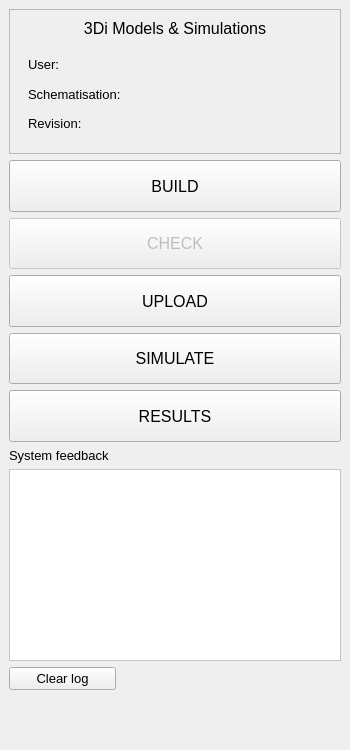
The window that threedi_api_qgis_client/ui/threedi_api_qgis_client_dockwidget_base.ui (nens/threedi-api-qgis-client) describes before a commit, drawn with Qt 5.
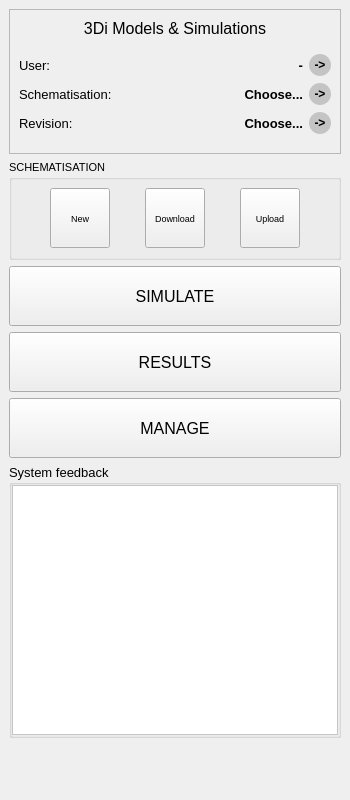
The same window after the commit. Icons and pictures are not drawn. Custom widgets are drawn as their Qt base class.

The edit to the form file:
```diff
--- a/threedi_api_qgis_client/ui/threedi_api_qgis_client_dockwidget_base.ui
+++ b/threedi_api_qgis_client/ui/threedi_api_qgis_client_dockwidget_base.ui
@@ -7,9 +7,15 @@
     <x>0</x>
     <y>0</y>
     <width>350</width>
-    <height>750</height>
+    <height>800</height>
    </rect>
   </property>
+  <property name="minimumSize">
+   <size>
+    <width>0</width>
+    <height>0</height>
+   </size>
+  </property>
   <property name="font">
    <font>
     <family>Segoe UI</family>
@@ -24,269 +30,6 @@
   </property>
   <widget class="QWidget" name="dockWidgetContents">
    <layout class="QGridLayout" name="gridLayout">
-    <item row="9" column="0">
-     <widget class="QPushButton" name="btn_clear_log">
-      <property name="enabled">
-       <bool>true</bool>
-      </property>
-      <property name="text">
-       <string>Clear log</string>
-      </property>
-     </widget>
-    </item>
-    <item row="4" column="0" colspan="3">
-     <widget class="QToolButton" name="btn_upload">
-      <property name="enabled">
-       <bool>true</bool>
-      </property>
-      <property name="sizePolicy">
-       <sizepolicy hsizetype="Expanding" vsizetype="Expanding">
-        <horstretch>0</horstretch>
-        <verstretch>0</verstretch>
-       </sizepolicy>
-      </property>
-      <property name="minimumSize">
-       <size>
-        <width>0</width>
-        <height>50</height>
-       </size>
-      </property>
-      <property name="font">
-       <font>
-        <pointsize>12</pointsize>
-       </font>
-      </property>
-      <property name="text">
-       <string>UPLOAD</string>
-      </property>
-      <property name="icon">
-       <iconset>
-        <normaloff>icons/upload.svg</normaloff>icons/upload.svg</iconset>
-      </property>
-      <property name="iconSize">
-       <size>
-        <width>80</width>
-        <height>40</height>
-       </size>
-      </property>
-      <property name="toolButtonStyle">
-       <enum>Qt::ToolButtonTextBesideIcon</enum>
-      </property>
-     </widget>
-    </item>
-    <item row="3" column="0" colspan="3">
-     <widget class="QToolButton" name="btn_check">
-      <property name="enabled">
-       <bool>false</bool>
-      </property>
-      <property name="sizePolicy">
-       <sizepolicy hsizetype="Expanding" vsizetype="Expanding">
-        <horstretch>0</horstretch>
-        <verstretch>0</verstretch>
-       </sizepolicy>
-      </property>
-      <property name="minimumSize">
-       <size>
-        <width>0</width>
-        <height>50</height>
-       </size>
-      </property>
-      <property name="font">
-       <font>
-        <pointsize>12</pointsize>
-       </font>
-      </property>
-      <property name="text">
-       <string>CHECK</string>
-      </property>
-      <property name="icon">
-       <iconset>
-        <normaloff>icons/check.svg</normaloff>icons/check.svg</iconset>
-      </property>
-      <property name="iconSize">
-       <size>
-        <width>80</width>
-        <height>40</height>
-       </size>
-      </property>
-      <property name="toolButtonStyle">
-       <enum>Qt::ToolButtonTextBesideIcon</enum>
-      </property>
-     </widget>
-    </item>
-    <item row="7" column="0">
-     <widget class="QLabel" name="label_9">
-      <property name="text">
-       <string>System feedback</string>
-      </property>
-     </widget>
-    </item>
-    <item row="6" column="0" colspan="3">
-     <widget class="QToolButton" name="btn_results">
-      <property name="enabled">
-       <bool>true</bool>
-      </property>
-      <property name="sizePolicy">
-       <sizepolicy hsizetype="Expanding" vsizetype="Expanding">
-        <horstretch>0</horstretch>
-        <verstretch>0</verstretch>
-       </sizepolicy>
-      </property>
-      <property name="minimumSize">
-       <size>
-        <width>0</width>
-        <height>50</height>
-       </size>
-      </property>
-      <property name="font">
-       <font>
-        <pointsize>12</pointsize>
-       </font>
-      </property>
-      <property name="text">
-       <string>RESULTS</string>
-      </property>
-      <property name="icon">
-       <iconset>
-        <normaloff>icons/results.svg</normaloff>icons/results.svg</iconset>
-      </property>
-      <property name="iconSize">
-       <size>
-        <width>80</width>
-        <height>40</height>
-       </size>
-      </property>
-      <property name="toolButtonStyle">
-       <enum>Qt::ToolButtonTextBesideIcon</enum>
-      </property>
-     </widget>
-    </item>
-    <item row="2" column="0" colspan="3">
-     <widget class="QToolButton" name="btn_build">
-      <property name="enabled">
-       <bool>true</bool>
-      </property>
-      <property name="sizePolicy">
-       <sizepolicy hsizetype="Expanding" vsizetype="Expanding">
-        <horstretch>0</horstretch>
-        <verstretch>0</verstretch>
-       </sizepolicy>
-      </property>
-      <property name="minimumSize">
-       <size>
-        <width>0</width>
-        <height>50</height>
-       </size>
-      </property>
-      <property name="font">
-       <font>
-        <pointsize>12</pointsize>
-       </font>
-      </property>
-      <property name="layoutDirection">
-       <enum>Qt::LeftToRight</enum>
-      </property>
-      <property name="text">
-       <string>BUILD</string>
-      </property>
-      <property name="icon">
-       <iconset>
-        <normaloff>../icons/build.svg</normaloff>../icons/build.svg</iconset>
-      </property>
-      <property name="iconSize">
-       <size>
-        <width>80</width>
-        <height>40</height>
-       </size>
-      </property>
-      <property name="toolButtonStyle">
-       <enum>Qt::ToolButtonTextBesideIcon</enum>
-      </property>
-     </widget>
-    </item>
-    <item row="5" column="0" colspan="3">
-     <widget class="QToolButton" name="btn_simulate">
-      <property name="enabled">
-       <bool>true</bool>
-      </property>
-      <property name="sizePolicy">
-       <sizepolicy hsizetype="Expanding" vsizetype="Expanding">
-        <horstretch>0</horstretch>
-        <verstretch>0</verstretch>
-       </sizepolicy>
-      </property>
-      <property name="minimumSize">
-       <size>
-        <width>0</width>
-        <height>50</height>
-       </size>
-      </property>
-      <property name="font">
-       <font>
-        <pointsize>12</pointsize>
-       </font>
-      </property>
-      <property name="text">
-       <string>SIMULATE</string>
-      </property>
-      <property name="icon">
-       <iconset>
-        <normaloff>icons/api.svg</normaloff>icons/api.svg</iconset>
-      </property>
-      <property name="iconSize">
-       <size>
-        <width>80</width>
-        <height>40</height>
-       </size>
-      </property>
-      <property name="toolButtonStyle">
-       <enum>Qt::ToolButtonTextBesideIcon</enum>
-      </property>
-     </widget>
-    </item>
-    <item row="10" column="1">
-     <spacer name="verticalSpacer">
-      <property name="orientation">
-       <enum>Qt::Vertical</enum>
-      </property>
-      <property name="sizeHint" stdset="0">
-       <size>
-        <width>20</width>
-        <height>40</height>
-       </size>
-      </property>
-     </spacer>
-    </item>
-    <item row="8" column="0" colspan="3">
-     <widget class="QListView" name="lv_log">
-      <property name="sizePolicy">
-       <sizepolicy hsizetype="Expanding" vsizetype="Preferred">
-        <horstretch>0</horstretch>
-        <verstretch>0</verstretch>
-       </sizepolicy>
-      </property>
-      <property name="minimumSize">
-       <size>
-        <width>0</width>
-        <height>0</height>
-       </size>
-      </property>
-      <property name="font">
-       <font>
-        <pointsize>8</pointsize>
-       </font>
-      </property>
-      <property name="styleSheet">
-       <string notr="true">QListView {background-color: white;}</string>
-      </property>
-      <property name="editTriggers">
-       <set>QAbstractItemView::NoEditTriggers</set>
-      </property>
-      <property name="wordWrap">
-       <bool>true</bool>
-      </property>
-     </widget>
-    </item>
     <item row="0" column="0" rowspan="2" colspan="3">
      <widget class="QFrame" name="frame">
       <property name="sizePolicy">
@@ -308,6 +51,12 @@
        <enum>QFrame::Plain</enum>
       </property>
       <layout class="QGridLayout" name="gridLayout_4">
+       <property name="leftMargin">
+        <number>9</number>
+       </property>
+       <property name="rightMargin">
+        <number>9</number>
+       </property>
        <item row="0" column="0">
         <widget class="QLabel" name="label_10">
          <property name="font">
@@ -338,6 +87,12 @@
           </size>
          </property>
          <layout class="QGridLayout" name="gridLayout_3">
+          <property name="leftMargin">
+           <number>0</number>
+          </property>
+          <property name="rightMargin">
+           <number>0</number>
+          </property>
           <item row="2" column="0">
            <widget class="QLabel" name="label_4">
             <property name="text">
@@ -348,16 +103,6 @@
             </property>
            </widget>
           </item>
-          <item row="1" column="0">
-           <widget class="QLabel" name="label_2">
-            <property name="text">
-             <string>Schematisation:</string>
-            </property>
-            <property name="margin">
-             <number>5</number>
-            </property>
-           </widget>
-          </item>
           <item row="0" column="0">
            <widget class="QLabel" name="label">
             <property name="text">
@@ -368,86 +113,201 @@
             </property>
            </widget>
           </item>
-          <item row="1" column="1">
-           <widget class="QLabel" name="label_schematisation">
-            <property name="sizePolicy">
-             <sizepolicy hsizetype="Ignored" vsizetype="Preferred">
-              <horstretch>0</horstretch>
-              <verstretch>0</verstretch>
-             </sizepolicy>
-            </property>
-            <property name="font">
-             <font>
-              <weight>75</weight>
-              <bold>true</bold>
-             </font>
-            </property>
-            <property name="layoutDirection">
-             <enum>Qt::LeftToRight</enum>
-            </property>
+          <item row="1" column="0">
+           <widget class="QLabel" name="label_2">
             <property name="text">
-             <string/>
+             <string>Schematisation:</string>
             </property>
-            <property name="scaledContents">
-             <bool>false</bool>
+            <property name="margin">
+             <number>5</number>
             </property>
-            <property name="alignment">
-             <set>Qt::AlignRight|Qt::AlignTrailing|Qt::AlignVCenter</set>
-            </property>
-            <property name="wordWrap">
-             <bool>false</bool>
-            </property>
            </widget>
           </item>
-          <item row="2" column="1">
-           <widget class="QLabel" name="label_revision">
-            <property name="sizePolicy">
-             <sizepolicy hsizetype="Preferred" vsizetype="Preferred">
-              <horstretch>0</horstretch>
-              <verstretch>0</verstretch>
-             </sizepolicy>
-            </property>
-            <property name="font">
-             <font>
-              <weight>75</weight>
-              <bold>true</bold>
-             </font>
-            </property>
-            <property name="layoutDirection">
-             <enum>Qt::LeftToRight</enum>
-            </property>
-            <property name="text">
-             <string/>
-            </property>
-            <property name="alignment">
-             <set>Qt::AlignRight|Qt::AlignTrailing|Qt::AlignVCenter</set>
-            </property>
-           </widget>
+          <item row="0" column="3">
+           <layout class="QHBoxLayout" name="horizontalLayout">
+            <item>
+             <widget class="QLabel" name="label_user">
+              <property name="sizePolicy">
+               <sizepolicy hsizetype="Preferred" vsizetype="Preferred">
+                <horstretch>0</horstretch>
+                <verstretch>0</verstretch>
+               </sizepolicy>
+              </property>
+              <property name="font">
+               <font>
+                <weight>75</weight>
+                <bold>true</bold>
+               </font>
+              </property>
+              <property name="layoutDirection">
+               <enum>Qt::LeftToRight</enum>
+              </property>
+              <property name="text">
+               <string>-</string>
+              </property>
+              <property name="alignment">
+               <set>Qt::AlignRight|Qt::AlignTrailing|Qt::AlignVCenter</set>
+              </property>
+             </widget>
+            </item>
+            <item>
+             <widget class="QToolButton" name="btn_log_in_out">
+              <property name="minimumSize">
+               <size>
+                <width>22</width>
+                <height>22</height>
+               </size>
+              </property>
+              <property name="font">
+               <font>
+                <family>Segoe UI</family>
+                <pointsize>9</pointsize>
+                <weight>75</weight>
+                <bold>true</bold>
+               </font>
+              </property>
+              <property name="toolTip">
+               <string>Log in</string>
+              </property>
+              <property name="styleSheet">
+               <string notr="true">border-radius : 11; 
+background-color: #C4C4C4;</string>
+              </property>
+              <property name="text">
+               <string>-&gt;</string>
+              </property>
+              <property name="arrowType">
+               <enum>Qt::NoArrow</enum>
+              </property>
+             </widget>
+            </item>
+           </layout>
           </item>
-          <item row="0" column="1">
-           <widget class="QLabel" name="label_user">
-            <property name="sizePolicy">
-             <sizepolicy hsizetype="Preferred" vsizetype="Preferred">
-              <horstretch>0</horstretch>
-              <verstretch>0</verstretch>
-             </sizepolicy>
-            </property>
-            <property name="font">
-             <font>
-              <weight>75</weight>
-              <bold>true</bold>
-             </font>
-            </property>
-            <property name="layoutDirection">
-             <enum>Qt::LeftToRight</enum>
-            </property>
-            <property name="text">
-             <string/>
-            </property>
-            <property name="alignment">
-             <set>Qt::AlignRight|Qt::AlignTrailing|Qt::AlignVCenter</set>
-            </property>
-           </widget>
+          <item row="1" column="3">
+           <layout class="QHBoxLayout" name="horizontalLayout_3">
+            <item>
+             <widget class="QLabel" name="label_schematisation">
+              <property name="sizePolicy">
+               <sizepolicy hsizetype="Ignored" vsizetype="Preferred">
+                <horstretch>0</horstretch>
+                <verstretch>0</verstretch>
+               </sizepolicy>
+              </property>
+              <property name="font">
+               <font>
+                <weight>75</weight>
+                <bold>true</bold>
+               </font>
+              </property>
+              <property name="layoutDirection">
+               <enum>Qt::LeftToRight</enum>
+              </property>
+              <property name="text">
+               <string>Choose...</string>
+              </property>
+              <property name="scaledContents">
+               <bool>false</bool>
+              </property>
+              <property name="alignment">
+               <set>Qt::AlignRight|Qt::AlignTrailing|Qt::AlignVCenter</set>
+              </property>
+              <property name="wordWrap">
+               <bool>false</bool>
+              </property>
+             </widget>
+            </item>
+            <item>
+             <widget class="QToolButton" name="btn_load_schematisation">
+              <property name="minimumSize">
+               <size>
+                <width>22</width>
+                <height>22</height>
+               </size>
+              </property>
+              <property name="font">
+               <font>
+                <family>Segoe UI</family>
+                <pointsize>9</pointsize>
+                <weight>75</weight>
+                <bold>true</bold>
+               </font>
+              </property>
+              <property name="toolTip">
+               <string>Activate a locally available revision of a schematisation</string>
+              </property>
+              <property name="layoutDirection">
+               <enum>Qt::LeftToRight</enum>
+              </property>
+              <property name="autoFillBackground">
+               <bool>false</bool>
+              </property>
+              <property name="styleSheet">
+               <string notr="true">border-radius : 11; 
+background-color: #C4C4C4;</string>
+              </property>
+              <property name="text">
+               <string>-&gt;</string>
+              </property>
+             </widget>
+            </item>
+           </layout>
+          </item>
+          <item row="2" column="3">
+           <layout class="QHBoxLayout" name="horizontalLayout_4">
+            <item>
+             <widget class="QLabel" name="label_revision">
+              <property name="sizePolicy">
+               <sizepolicy hsizetype="Preferred" vsizetype="Preferred">
+                <horstretch>0</horstretch>
+                <verstretch>0</verstretch>
+               </sizepolicy>
+              </property>
+              <property name="font">
+               <font>
+                <weight>75</weight>
+                <bold>true</bold>
+               </font>
+              </property>
+              <property name="layoutDirection">
+               <enum>Qt::LeftToRight</enum>
+              </property>
+              <property name="text">
+               <string>Choose...</string>
+              </property>
+              <property name="alignment">
+               <set>Qt::AlignRight|Qt::AlignTrailing|Qt::AlignVCenter</set>
+              </property>
+             </widget>
+            </item>
+            <item>
+             <widget class="QToolButton" name="btn_load_revision">
+              <property name="minimumSize">
+               <size>
+                <width>22</width>
+                <height>22</height>
+               </size>
+              </property>
+              <property name="font">
+               <font>
+                <family>Segoe UI</family>
+                <pointsize>9</pointsize>
+                <weight>75</weight>
+                <bold>true</bold>
+               </font>
+              </property>
+              <property name="toolTip">
+               <string>Activate a locally available revision of a schematisation</string>
+              </property>
+              <property name="styleSheet">
+               <string notr="true">border-radius : 11; 
+background-color: #C4C4C4;</string>
+              </property>
+              <property name="text">
+               <string>-&gt;</string>
+              </property>
+             </widget>
+            </item>
+           </layout>
           </item>
          </layout>
         </widget>
@@ -455,9 +315,347 @@
       </layout>
      </widget>
     </item>
+    <item row="7" column="0" colspan="3">
+     <widget class="QgsCollapsibleGroupBox" name="mGroupBox">
+      <property name="sizePolicy">
+       <sizepolicy hsizetype="Expanding" vsizetype="Expanding">
+        <horstretch>0</horstretch>
+        <verstretch>0</verstretch>
+       </sizepolicy>
+      </property>
+      <property name="title">
+       <string>System feedback</string>
+      </property>
+      <layout class="QGridLayout" name="gridLayout_2">
+       <property name="leftMargin">
+        <number>0</number>
+       </property>
+       <property name="topMargin">
+        <number>0</number>
+       </property>
+       <property name="rightMargin">
+        <number>0</number>
+       </property>
+       <property name="bottomMargin">
+        <number>0</number>
+       </property>
+       <property name="spacing">
+        <number>0</number>
+       </property>
+       <item row="0" column="0">
+        <widget class="QListView" name="lv_log">
+         <property name="sizePolicy">
+          <sizepolicy hsizetype="Expanding" vsizetype="Expanding">
+           <horstretch>0</horstretch>
+           <verstretch>0</verstretch>
+          </sizepolicy>
+         </property>
+         <property name="minimumSize">
+          <size>
+           <width>0</width>
+           <height>250</height>
+          </size>
+         </property>
+         <property name="font">
+          <font>
+           <pointsize>8</pointsize>
+          </font>
+         </property>
+         <property name="styleSheet">
+          <string notr="true">QListView {background-color: white;}</string>
+         </property>
+         <property name="editTriggers">
+          <set>QAbstractItemView::NoEditTriggers</set>
+         </property>
+         <property name="wordWrap">
+          <bool>true</bool>
+         </property>
+        </widget>
+       </item>
+      </layout>
+     </widget>
+    </item>
+    <item row="2" column="0" colspan="3">
+     <widget class="QGroupBox" name="grp_schematisation">
+      <property name="font">
+       <font>
+        <pointsize>8</pointsize>
+       </font>
+      </property>
+      <property name="title">
+       <string>SCHEMATISATION</string>
+      </property>
+      <layout class="QHBoxLayout" name="horizontalLayout_2">
+       <item>
+        <widget class="QToolButton" name="btn_new">
+         <property name="minimumSize">
+          <size>
+           <width>60</width>
+           <height>60</height>
+          </size>
+         </property>
+         <property name="font">
+          <font>
+           <pointsize>7</pointsize>
+          </font>
+         </property>
+         <property name="toolTip">
+          <string>Create new schematisation. It will be created both on the server and locally</string>
+         </property>
+         <property name="text">
+          <string>New</string>
+         </property>
+         <property name="icon">
+          <iconset>
+           <normaloff>../icons/new.svg</normaloff>../icons/new.svg</iconset>
+         </property>
+         <property name="iconSize">
+          <size>
+           <width>30</width>
+           <height>30</height>
+          </size>
+         </property>
+         <property name="toolButtonStyle">
+          <enum>Qt::ToolButtonTextUnderIcon</enum>
+         </property>
+        </widget>
+       </item>
+       <item>
+        <widget class="QToolButton" name="btn_download">
+         <property name="minimumSize">
+          <size>
+           <width>60</width>
+           <height>60</height>
+          </size>
+         </property>
+         <property name="font">
+          <font>
+           <pointsize>7</pointsize>
+          </font>
+         </property>
+         <property name="toolTip">
+          <string>Download a revision of a schematisation</string>
+         </property>
+         <property name="text">
+          <string>Download</string>
+         </property>
+         <property name="icon">
+          <iconset>
+           <normaloff>../icons/download.svg</normaloff>../icons/download.svg</iconset>
+         </property>
+         <property name="iconSize">
+          <size>
+           <width>30</width>
+           <height>30</height>
+          </size>
+         </property>
+         <property name="toolButtonStyle">
+          <enum>Qt::ToolButtonTextUnderIcon</enum>
+         </property>
+        </widget>
+       </item>
+       <item>
+        <widget class="QToolButton" name="btn_upload">
+         <property name="minimumSize">
+          <size>
+           <width>60</width>
+           <height>60</height>
+          </size>
+         </property>
+         <property name="font">
+          <font>
+           <pointsize>7</pointsize>
+          </font>
+         </property>
+         <property name="toolTip">
+          <string>Upload changes, creating a new revision of the current schematisation</string>
+         </property>
+         <property name="text">
+          <string>Upload</string>
+         </property>
+         <property name="icon">
+          <iconset>
+           <normaloff>../icons/upload.svg</normaloff>../icons/upload.svg</iconset>
+         </property>
+         <property name="iconSize">
+          <size>
+           <width>30</width>
+           <height>30</height>
+          </size>
+         </property>
+         <property name="toolButtonStyle">
+          <enum>Qt::ToolButtonTextUnderIcon</enum>
+         </property>
+        </widget>
+       </item>
+      </layout>
+     </widget>
+    </item>
+    <item row="5" column="0" colspan="3">
+     <widget class="QToolButton" name="btn_manage">
+      <property name="enabled">
+       <bool>true</bool>
+      </property>
+      <property name="sizePolicy">
+       <sizepolicy hsizetype="Preferred" vsizetype="Preferred">
+        <horstretch>0</horstretch>
+        <verstretch>0</verstretch>
+       </sizepolicy>
+      </property>
+      <property name="minimumSize">
+       <size>
+        <width>0</width>
+        <height>60</height>
+       </size>
+      </property>
+      <property name="font">
+       <font>
+        <pointsize>12</pointsize>
+       </font>
+      </property>
+      <property name="text">
+       <string>MANAGE</string>
+      </property>
+      <property name="icon">
+       <iconset>
+        <normaloff>icons/results.svg</normaloff>icons/results.svg</iconset>
+      </property>
+      <property name="iconSize">
+       <size>
+        <width>80</width>
+        <height>40</height>
+       </size>
+      </property>
+      <property name="toolButtonStyle">
+       <enum>Qt::ToolButtonTextBesideIcon</enum>
+      </property>
+     </widget>
+    </item>
+    <item row="3" column="0" colspan="3">
+     <widget class="QToolButton" name="btn_simulate">
+      <property name="enabled">
+       <bool>true</bool>
+      </property>
+      <property name="sizePolicy">
+       <sizepolicy hsizetype="Preferred" vsizetype="Preferred">
+        <horstretch>0</horstretch>
+        <verstretch>0</verstretch>
+       </sizepolicy>
+      </property>
+      <property name="minimumSize">
+       <size>
+        <width>0</width>
+        <height>60</height>
+       </size>
+      </property>
+      <property name="maximumSize">
+       <size>
+        <width>16777215</width>
+        <height>16777215</height>
+       </size>
+      </property>
+      <property name="sizeIncrement">
+       <size>
+        <width>0</width>
+        <height>0</height>
+       </size>
+      </property>
+      <property name="font">
+       <font>
+        <pointsize>12</pointsize>
+       </font>
+      </property>
+      <property name="text">
+       <string>SIMULATE</string>
+      </property>
+      <property name="icon">
+       <iconset>
+        <normaloff>icons/upload.svg</normaloff>icons/upload.svg</iconset>
+      </property>
+      <property name="iconSize">
+       <size>
+        <width>80</width>
+        <height>40</height>
+       </size>
+      </property>
+      <property name="toolButtonStyle">
+       <enum>Qt::ToolButtonTextBesideIcon</enum>
+      </property>
+     </widget>
+    </item>
+    <item row="4" column="0" colspan="3">
+     <widget class="QToolButton" name="btn_results">
+      <property name="enabled">
+       <bool>true</bool>
+      </property>
+      <property name="sizePolicy">
+       <sizepolicy hsizetype="Preferred" vsizetype="Preferred">
+        <horstretch>0</horstretch>
+        <verstretch>0</verstretch>
+       </sizepolicy>
+      </property>
+      <property name="minimumSize">
+       <size>
+        <width>0</width>
+        <height>60</height>
+       </size>
+      </property>
+      <property name="maximumSize">
+       <size>
+        <width>16777215</width>
+        <height>16777215</height>
+       </size>
+      </property>
+      <property name="font">
+       <font>
+        <pointsize>12</pointsize>
+       </font>
+      </property>
+      <property name="text">
+       <string>RESULTS</string>
+      </property>
+      <property name="icon">
+       <iconset>
+        <normaloff>icons/api.svg</normaloff>icons/api.svg</iconset>
+      </property>
+      <property name="iconSize">
+       <size>
+        <width>80</width>
+        <height>40</height>
+       </size>
+      </property>
+      <property name="toolButtonStyle">
+       <enum>Qt::ToolButtonTextBesideIcon</enum>
+      </property>
+     </widget>
+    </item>
+    <item row="8" column="1">
+     <spacer name="verticalSpacer">
+      <property name="orientation">
+       <enum>Qt::Vertical</enum>
+      </property>
+      <property name="sizeType">
+       <enum>QSizePolicy::MinimumExpanding</enum>
+      </property>
+      <property name="sizeHint" stdset="0">
+       <size>
+        <width>20</width>
+        <height>40</height>
+       </size>
+      </property>
+     </spacer>
+    </item>
    </layout>
   </widget>
  </widget>
+ <customwidgets>
+  <customwidget>
+   <class>QgsCollapsibleGroupBox</class>
+   <extends>QGroupBox</extends>
+   <header>qgscollapsiblegroupbox.h</header>
+   <container>1</container>
+  </customwidget>
+ </customwidgets>
  <resources/>
  <connections/>
 </ui>
```
